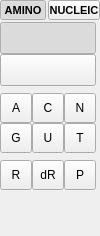
The window that src/schrodinger/sketcher/ui/monomer_tool_widget.ui (schrodinger/sketcher) describes before a commit, drawn with Qt 5.
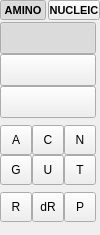
The same window after the commit. The open tabs and pages were chosen to show the change. Custom widgets are drawn as their Qt base class.

Commit message: SKETCH-2470: Adding custom nucleotide button

```diff
--- a/src/schrodinger/sketcher/ui/monomer_tool_widget.ui
+++ b/src/schrodinger/sketcher/ui/monomer_tool_widget.ui
@@ -7,7 +7,7 @@
     <x>0</x>
     <y>0</y>
     <width>100</width>
-    <height>236</height>
+    <height>235</height>
    </rect>
   </property>
   <property name="windowTitle">
@@ -117,96 +117,6 @@
        <property name="spacing">
         <number>0</number>
        </property>
-       <item row="0" column="0" colspan="4">
-        <widget class="schrodinger::sketcher::ModularToolButton" name="na_rna_btn">
-         <property name="minimumSize">
-          <size>
-           <width>96</width>
-           <height>32</height>
-          </size>
-         </property>
-         <property name="maximumSize">
-          <size>
-           <width>96</width>
-           <height>32</height>
-          </size>
-         </property>
-         <property name="text">
-          <string/>
-         </property>
-         <property name="checkable">
-          <bool>true</bool>
-         </property>
-         <property name="checked">
-          <bool>true</bool>
-         </property>
-         <attribute name="buttonGroup">
-          <string notr="true">nucleic_monomer_group</string>
-         </attribute>
-        </widget>
-       </item>
-       <item row="4" column="0">
-        <widget class="QToolButton" name="na_g_btn">
-         <property name="minimumSize">
-          <size>
-           <width>32</width>
-           <height>30</height>
-          </size>
-         </property>
-         <property name="maximumSize">
-          <size>
-           <width>32</width>
-           <height>32</height>
-          </size>
-         </property>
-         <property name="text">
-          <string>G</string>
-         </property>
-         <property name="iconSize">
-          <size>
-           <width>30</width>
-           <height>32</height>
-          </size>
-         </property>
-         <property name="checkable">
-          <bool>true</bool>
-         </property>
-         <attribute name="buttonGroup">
-          <string notr="true">nucleic_monomer_group</string>
-         </attribute>
-        </widget>
-       </item>
-       <item row="4" column="1">
-        <widget class="QToolButton" name="na_u_btn">
-         <property name="minimumSize">
-          <size>
-           <width>32</width>
-           <height>30</height>
-          </size>
-         </property>
-         <property name="maximumSize">
-          <size>
-           <width>32</width>
-           <height>32</height>
-          </size>
-         </property>
-         <property name="text">
-          <string>U</string>
-         </property>
-         <property name="iconSize">
-          <size>
-           <width>30</width>
-           <height>32</height>
-          </size>
-         </property>
-         <property name="checkable">
-          <bool>true</bool>
-         </property>
-         <attribute name="buttonGroup">
-          <string notr="true">nucleic_monomer_group</string>
-         </attribute>
-        </widget>
-       </item>
        <item row="1" column="0" colspan="3">
         <widget class="schrodinger::sketcher::ModularToolButton" name="na_dna_btn">
          <property name="minimumSize">
@@ -238,7 +148,38 @@
          </attribute>
         </widget>
        </item>
-       <item row="6" column="0">
+       <item row="4" column="0">
+        <widget class="QToolButton" name="na_a_btn">
+         <property name="minimumSize">
+          <size>
+           <width>32</width>
+           <height>30</height>
+          </size>
+         </property>
+         <property name="maximumSize">
+          <size>
+           <width>32</width>
+           <height>32</height>
+          </size>
+         </property>
+         <property name="text">
+          <string>A</string>
+         </property>
+         <property name="iconSize">
+          <size>
+           <width>30</width>
+           <height>32</height>
+          </size>
+         </property>
+         <property name="checkable">
+          <bool>true</bool>
+         </property>
+         <attribute name="buttonGroup">
+          <string notr="true">nucleic_monomer_group</string>
+         </attribute>
+        </widget>
+       </item>
+       <item row="7" column="0">
         <spacer name="verticalSpacer_2">
          <property name="orientation">
           <enum>Qt::Vertical</enum>
@@ -254,38 +195,7 @@
          </property>
         </spacer>
        </item>
-       <item row="7" column="1">
-        <widget class="QToolButton" name="na_dr_btn">
-         <property name="minimumSize">
-          <size>
-           <width>32</width>
-           <height>30</height>
-          </size>
-         </property>
-         <property name="maximumSize">
-          <size>
-           <width>32</width>
-           <height>32</height>
-          </size>
-         </property>
-         <property name="text">
-          <string>dR</string>
-         </property>
-         <property name="iconSize">
-          <size>
-           <width>30</width>
-           <height>32</height>
-          </size>
-         </property>
-         <property name="checkable">
-          <bool>true</bool>
-         </property>
-         <attribute name="buttonGroup">
-          <string notr="true">nucleic_monomer_group</string>
-         </attribute>
-        </widget>
-       </item>
-       <item row="7" column="2">
+       <item row="8" column="2">
         <widget class="QToolButton" name="na_p_btn">
          <property name="minimumSize">
           <size>
@@ -316,82 +226,7 @@
          </attribute>
         </widget>
        </item>
-       <item row="7" column="0">
-        <widget class="QToolButton" name="na_r_btn">
-         <property name="minimumSize">
-          <size>
-           <width>32</width>
-           <height>30</height>
-          </size>
-         </property>
-         <property name="maximumSize">
-          <size>
-           <width>32</width>
-           <height>32</height>
-          </size>
-         </property>
-         <property name="text">
-          <string>R</string>
-         </property>
-         <property name="iconSize">
-          <size>
-           <width>30</width>
-           <height>32</height>
-          </size>
-         </property>
-         <property name="checkable">
-          <bool>true</bool>
-         </property>
-         <attribute name="buttonGroup">
-          <string notr="true">nucleic_monomer_group</string>
-         </attribute>
-        </widget>
-       </item>
-       <item row="3" column="0">
-        <widget class="QToolButton" name="na_a_btn">
-         <property name="minimumSize">
-          <size>
-           <width>32</width>
-           <height>30</height>
-          </size>
-         </property>
-         <property name="maximumSize">
-          <size>
-           <width>32</width>
-           <height>32</height>
-          </size>
-         </property>
-         <property name="text">
-          <string>A</string>
-         </property>
-         <property name="iconSize">
-          <size>
-           <width>30</width>
-           <height>32</height>
-          </size>
-         </property>
-         <property name="checkable">
-          <bool>true</bool>
-         </property>
-         <attribute name="buttonGroup">
-          <string notr="true">nucleic_monomer_group</string>
-         </attribute>
-        </widget>
-       </item>
-       <item row="9" column="0">
-        <spacer name="verticalSpacer_4">
-         <property name="orientation">
-          <enum>Qt::Vertical</enum>
-         </property>
-         <property name="sizeHint" stdset="0">
-          <size>
-           <width>0</width>
-           <height>0</height>
-          </size>
-         </property>
-        </spacer>
-       </item>
-       <item row="3" column="1">
+       <item row="4" column="1">
         <widget class="QToolButton" name="na_c_btn">
          <property name="minimumSize">
           <size>
@@ -422,7 +257,7 @@
          </attribute>
         </widget>
        </item>
-       <item row="2" column="0">
+       <item row="3" column="0">
         <spacer name="verticalSpacer_3">
          <property name="orientation">
           <enum>Qt::Vertical</enum>
@@ -438,38 +273,97 @@
          </property>
         </spacer>
        </item>
+       <item row="5" column="0">
+        <widget class="QToolButton" name="na_g_btn">
+         <property name="minimumSize">
+          <size>
+           <width>32</width>
+           <height>30</height>
+          </size>
+         </property>
+         <property name="maximumSize">
+          <size>
+           <width>32</width>
+           <height>32</height>
+          </size>
+         </property>
+         <property name="text">
+          <string>G</string>
+         </property>
+         <property name="iconSize">
+          <size>
+           <width>30</width>
+           <height>32</height>
+          </size>
+         </property>
+         <property name="checkable">
+          <bool>true</bool>
+         </property>
+         <attribute name="buttonGroup">
+          <string notr="true">nucleic_monomer_group</string>
+         </attribute>
+        </widget>
+       </item>
+       <item row="0" column="0" colspan="4">
+        <widget class="schrodinger::sketcher::ModularToolButton" name="na_rna_btn">
+         <property name="minimumSize">
+          <size>
+           <width>96</width>
+           <height>32</height>
+          </size>
+         </property>
+         <property name="maximumSize">
+          <size>
+           <width>96</width>
+           <height>32</height>
+          </size>
+         </property>
+         <property name="text">
+          <string/>
+         </property>
+         <property name="checkable">
+          <bool>true</bool>
+         </property>
+         <property name="checked">
+          <bool>true</bool>
+         </property>
+         <attribute name="buttonGroup">
+          <string notr="true">nucleic_monomer_group</string>
+         </attribute>
+        </widget>
+       </item>
+       <item row="5" column="1">
+        <widget class="QToolButton" name="na_u_btn">
+         <property name="minimumSize">
+          <size>
+           <width>32</width>
+           <height>30</height>
+          </size>
+         </property>
+         <property name="maximumSize">
+          <size>
+           <width>32</width>
+           <height>32</height>
+          </size>
+         </property>
+         <property name="text">
+          <string>U</string>
+         </property>
+         <property name="iconSize">
+          <size>
+           <width>30</width>
+           <height>32</height>
+          </size>
+         </property>
+         <property name="checkable">
+          <bool>true</bool>
+         </property>
+         <attribute name="buttonGroup">
+          <string notr="true">nucleic_monomer_group</string>
+         </attribute>
+        </widget>
+       </item>
        <item row="4" column="2">
-        <widget class="QToolButton" name="na_t_btn">
-         <property name="minimumSize">
-          <size>
-           <width>32</width>
-           <height>30</height>
-          </size>
-         </property>
-         <property name="maximumSize">
-          <size>
-           <width>32</width>
-           <height>32</height>
-          </size>
-         </property>
-         <property name="text">
-          <string>T</string>
-         </property>
-         <property name="iconSize">
-          <size>
-           <width>30</width>
-           <height>32</height>
-          </size>
-         </property>
-         <property name="checkable">
-          <bool>true</bool>
-         </property>
-         <attribute name="buttonGroup">
-          <string notr="true">nucleic_monomer_group</string>
-         </attribute>
-        </widget>
-       </item>
-       <item row="3" column="2">
         <widget class="QToolButton" name="na_n_btn">
          <property name="minimumSize">
           <size>
@@ -500,6 +394,143 @@
          </attribute>
         </widget>
        </item>
+       <item row="5" column="2">
+        <widget class="QToolButton" name="na_t_btn">
+         <property name="minimumSize">
+          <size>
+           <width>32</width>
+           <height>30</height>
+          </size>
+         </property>
+         <property name="maximumSize">
+          <size>
+           <width>32</width>
+           <height>32</height>
+          </size>
+         </property>
+         <property name="text">
+          <string>T</string>
+         </property>
+         <property name="iconSize">
+          <size>
+           <width>30</width>
+           <height>32</height>
+          </size>
+         </property>
+         <property name="checkable">
+          <bool>true</bool>
+         </property>
+         <attribute name="buttonGroup">
+          <string notr="true">nucleic_monomer_group</string>
+         </attribute>
+        </widget>
+       </item>
+       <item row="10" column="0">
+        <spacer name="verticalSpacer_4">
+         <property name="orientation">
+          <enum>Qt::Vertical</enum>
+         </property>
+         <property name="sizeHint" stdset="0">
+          <size>
+           <width>0</width>
+           <height>0</height>
+          </size>
+         </property>
+        </spacer>
+       </item>
+       <item row="8" column="1">
+        <widget class="QToolButton" name="na_dr_btn">
+         <property name="minimumSize">
+          <size>
+           <width>32</width>
+           <height>30</height>
+          </size>
+         </property>
+         <property name="maximumSize">
+          <size>
+           <width>32</width>
+           <height>32</height>
+          </size>
+         </property>
+         <property name="text">
+          <string>dR</string>
+         </property>
+         <property name="iconSize">
+          <size>
+           <width>30</width>
+           <height>32</height>
+          </size>
+         </property>
+         <property name="checkable">
+          <bool>true</bool>
+         </property>
+         <attribute name="buttonGroup">
+          <string notr="true">nucleic_monomer_group</string>
+         </attribute>
+        </widget>
+       </item>
+       <item row="8" column="0">
+        <widget class="QToolButton" name="na_r_btn">
+         <property name="minimumSize">
+          <size>
+           <width>32</width>
+           <height>30</height>
+          </size>
+         </property>
+         <property name="maximumSize">
+          <size>
+           <width>32</width>
+           <height>32</height>
+          </size>
+         </property>
+         <property name="text">
+          <string>R</string>
+         </property>
+         <property name="iconSize">
+          <size>
+           <width>30</width>
+           <height>32</height>
+          </size>
+         </property>
+         <property name="checkable">
+          <bool>true</bool>
+         </property>
+         <attribute name="buttonGroup">
+          <string notr="true">nucleic_monomer_group</string>
+         </attribute>
+        </widget>
+       </item>
+       <item row="2" column="0" colspan="3">
+        <widget class="schrodinger::sketcher::ToolButtonWithPopup" name="na_custom_nt_btn">
+         <property name="minimumSize">
+          <size>
+           <width>90</width>
+           <height>32</height>
+          </size>
+         </property>
+         <property name="maximumSize">
+          <size>
+           <width>96</width>
+           <height>32</height>
+          </size>
+         </property>
+         <property name="text">
+          <string/>
+         </property>
+         <property name="iconSize">
+          <size>
+           <width>90</width>
+           <height>32</height>
+          </size>
+         </property>
+         <property name="checkable">
+          <bool>true</bool>
+         </property>
+         <attribute name="buttonGroup">
+          <string notr="true">nucleic_monomer_group</string>
+         </attribute>
+        </widget>
+       </item>
       </layout>
      </widget>
      <widget class="QWidget" name="amino_page">
@@ -1198,6 +1229,11 @@
    <extends>QToolButton</extends>
    <header>schrodinger/sketcher/widget/modular_tool_button.h</header>
   </customwidget>
+  <customwidget>
+   <class>schrodinger::sketcher::ToolButtonWithPopup</class>
+   <extends>QToolButton</extends>
+   <header>schrodinger/sketcher/widget/tool_button_with_popup.h</header>
+  </customwidget>
  </customwidgets>
  <resources/>
  <connections/>
```
Left out of the diff: 2 changed lines with no effect on the pictures. The commit also changes 16 other files.
